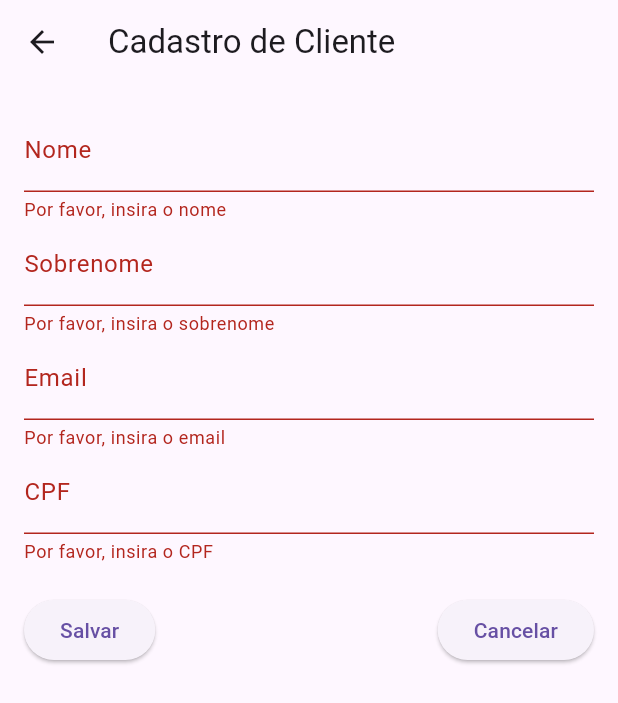
After one commit to Mksfelipe/cardeneta, a Flutter app: the CustomerRegistrationScreen screen opened directly, after a tap on "Salvar", on a phone screen of 412 x 824 dp. The commit adds this screen. Shown: the top 703 px of the screen. Run offline on Flutter 3.47's test engine with Material 3 defaults, Android fonts, the phone set to English and light mode, and no system bars; our stand-ins replace dio, jwt_decoder, shared_preferences; accounts and stored records are empty.

Commit message:
tela de cadastro de cliente

```diff
--- a/lib/interceptor/apiInterceptor.dart
+++ b/lib/interceptor/apiInterceptor.dart
@@ -9,6 +9,7 @@ class ApiInterceptor extends InterceptorsWrapper {
     String? token = prefs.getString('token');
 
     options.headers['Authorization'] = 'Bearer $token';
+
     handler.next(options);
   }
 
--- a/lib/main.dart
+++ b/lib/main.dart
@@ -12,6 +12,7 @@ void main() {
 }
 
 class MyApp extends StatelessWidget {
+  final GlobalKey<NavigatorState> navigatorKey = GlobalKey<NavigatorState>();
   @override
   Widget build(BuildContext context) {
     return MaterialApp(
@@ -20,8 +21,7 @@ class MyApp extends StatelessWidget {
       initialRoute: '/login',
       routes: {
         '/login': (context) => LoginScreen(),
-        '/dashboard': (context) =>
-            DashboardScreen(), // Adicionar a rota para a tela de Dashboard
+        '/dashboard': (context) => DashboardScreen(),
       },
     );
   }
--- /dev/null
+++ b/lib/screen/CustomerRegistrationScreen.dart
@@ -0,0 +1,145 @@
+import 'package:flutter/material.dart';
+
+class CustomerRegistrationScreen extends StatefulWidget {
+  @override
+  _CustomerRegistrationScreenState createState() =>
+      _CustomerRegistrationScreenState();
+}
+
+class _CustomerRegistrationScreenState
+    extends State<CustomerRegistrationScreen> {
+  final _formKey = GlobalKey<FormState>();
+
+  // Controladores para os campos de texto
+  final TextEditingController _firstNameController = TextEditingController();
+  final TextEditingController _lastNameController = TextEditingController();
+  final TextEditingController _emailController = TextEditingController();
+  final TextEditingController _cpfController = TextEditingController();
+
+  // Função para salvar o cliente
+  void _saveCustomer() {
+    if (_formKey.currentState!.validate()) {
+      // Implementação da lógica para salvar o cliente
+      final firstName = _firstNameController.text;
+      final lastName = _lastNameController.text;
+      final email = _emailController.text;
+      final cpf = _cpfController.text;
+
+      print("Nome: $firstName $lastName");
+      print("Email: $email");
+      print("CPF: $cpf");
+
+      // Aqui, você pode enviar os dados para o back-end ou serviço de API
+
+      ScaffoldMessenger.of(context).showSnackBar(
+        const SnackBar(content: Text('Cliente cadastrado com sucesso!')),
+      );
+
+      // Limpa os campos após salvar
+      _firstNameController.clear();
+      _lastNameController.clear();
+      _emailController.clear();
+      _cpfController.clear();
+    }
+  }
+
+  // Função para cancelar o cadastro e limpar os campos
+  void _cancel() {
+    _firstNameController.clear();
+    _lastNameController.clear();
+    _emailController.clear();
+    _cpfController.clear();
+    Navigator.pop(context); // Retorna para a tela anterior
+  }
+
+  @override
+  Widget build(BuildContext context) {
+    return Scaffold(
+      appBar: AppBar(
+        title: const Text('Cadastro de Cliente'),
+      ),
+      body: Padding(
+        padding: const EdgeInsets.all(16.0),
+        child: Form(
+          key: _formKey,
+          child: ListView(
+            children: [
+              // Campo de Nome
+              TextFormField(
+                controller: _firstNameController,
+                decoration: const InputDecoration(labelText: 'Nome'),
+                validator: (value) {
+                  if (value == null || value.isEmpty) {
+                    return 'Por favor, insira o nome';
+                  }
+                  return null;
+                },
+              ),
+
+              // Campo de Sobrenome
+              TextFormField(
+                controller: _lastNameController,
+                decoration: const InputDecoration(labelText: 'Sobrenome'),
+                validator: (value) {
+                  if (value == null || value.isEmpty) {
+                    return 'Por favor, insira o sobrenome';
+                  }
+                  return null;
+                },
+              ),
+
+              // Campo de Email
+              TextFormField(
+                controller: _emailController,
+                decoration: const InputDecoration(labelText: 'Email'),
+                keyboardType: TextInputType.emailAddress,
+                validator: (value) {
+                  if (value == null || value.isEmpty) {
+                    return 'Por favor, insira o email';
+                  }
+                  if (!RegExp(r'^[^@]+@[^@]+\.[^@]+').hasMatch(value)) {
+                    return 'Por favor, insira um email válido';
+                  }
+                  return null;
+                },
+              ),
+
+              // Campo de CPF
+              TextFormField(
+                controller: _cpfController,
+                decoration: const InputDecoration(labelText: 'CPF'),
+                keyboardType: TextInputType.number,
+                validator: (value) {
+                  if (value == null || value.isEmpty) {
+                    return 'Por favor, insira o CPF';
+                  }
+                  if (value.length != 11) {
+                    return 'O CPF deve ter 11 dígitos';
+                  }
+                  return null;
+                },
+              ),
+
+              const SizedBox(height: 20),
+
+              // Botões de ação
+              Row(
+                mainAxisAlignment: MainAxisAlignment.spaceBetween,
+                children: [
+                  ElevatedButton(
+                    onPressed: _saveCustomer,
+                    child: const Text('Salvar'),
+                  ),
+                  ElevatedButton(
+                    onPressed: _cancel,
+                    child: const Text('Cancelar'),
+                  ),
+                ],
+              ),
+            ],
+          ),
+        ),
+      ),
+    );
+  }
+}
--- a/pubspec.yaml
+++ b/pubspec.yaml
@@ -37,6 +37,7 @@ dependencies:
   cupertino_icons: ^1.0.8
   dio: ^5.7.0
   shared_preferences: ^2.3.2
+  jwt_decoder: ^2.0.1
 
 dev_dependencies:
   flutter_test:
```
Also changed, not shown: lib/models/user.dart (+0 -46 lines), lib/screen/dashboardScreen.dart (+94 -20 lines), lib/service/loginService.dart (+21 -0 lines), pubspec.lock.
